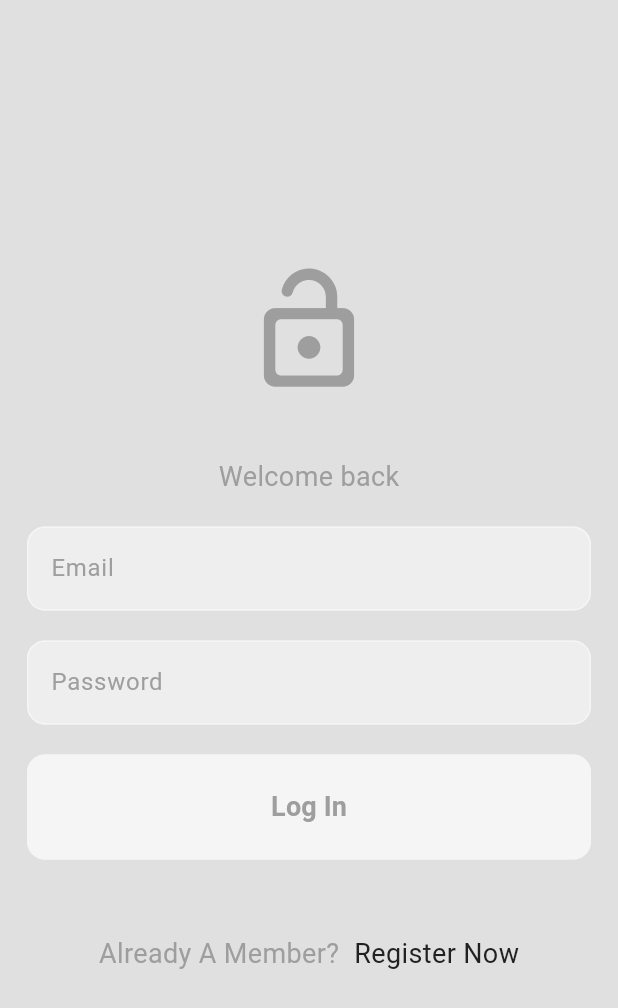
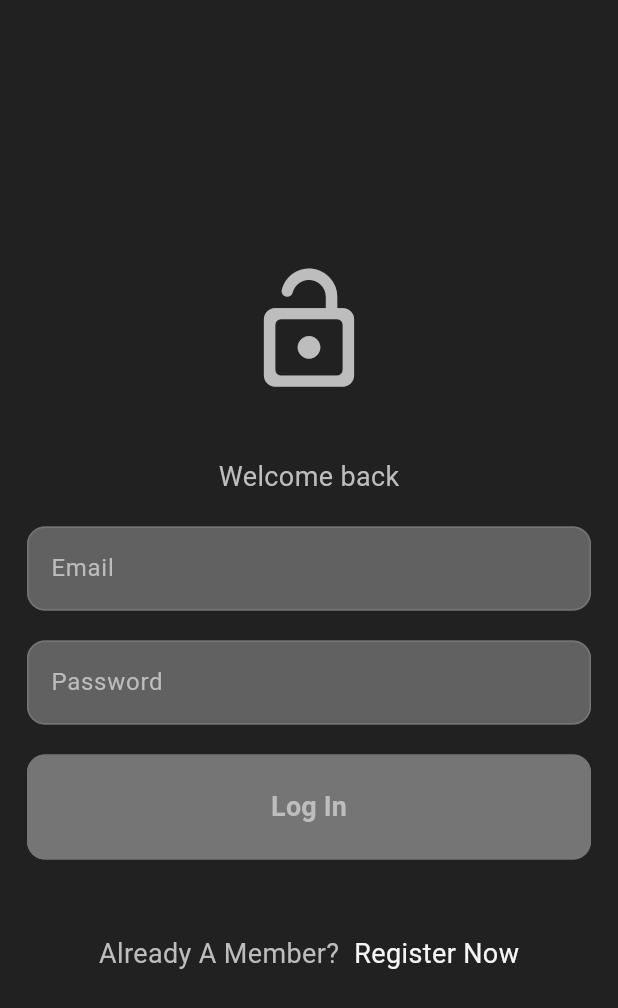
Before and after one commit to Cube-lab-ai/social_media, a Flutter app: the screen it shows after launch, on a phone screen of 412 x 824 dp. Shown: the top 1008 px of the screen. Run offline on Flutter 3.47's test engine with Material 3 defaults, Android fonts, the light colour scheme and no system bars; our stand-ins replace cached_network_image, cloud_firestore, file_picker, firebase_auth, firebase_core, firebase_storage and 2 more; accounts and stored records are empty.

Commit message:
settings page completed

```diff
--- a/lib/app.dart
+++ b/lib/app.dart
@@ -10,7 +10,11 @@ import 'package:social_media_firebase/features/posts/presentation/cubits/post_cu
 import 'package:social_media_firebase/features/posts/presentation/pages/post_page.dart';
 import 'package:social_media_firebase/features/profile/data/firebase_profile_repository.dart';
 import 'package:social_media_firebase/features/profile/presentation/cubits/profile_cubits.dart';
+import 'package:social_media_firebase/features/search/data/firebase_search_repo.dart';
+import 'package:social_media_firebase/features/search/presentation/cubits/search_cubits.dart';
+import 'package:social_media_firebase/features/settings/theme_cubits.dart';
 import 'package:social_media_firebase/features/storage/firebase_storage_repo.dart';
+import 'package:social_media_firebase/themes/dark_mode.dart';
 import 'package:social_media_firebase/themes/light_mode.dart';
 
 class MyApp extends StatefulWidget {
@@ -32,6 +36,9 @@ class _MyAppState extends State<MyApp> {
 
   // post repo
   final postRepo = FirebasePostRepo();
+
+  // search repo
+  final searchRepo = FirebaseSearchRepo();
 
   @override
   Widget build(BuildContext context) {
@@ -55,13 +62,20 @@ class _MyAppState extends State<MyApp> {
               (context) =>
                   PostCubit(storageRepo: storageRepo, postRepo: postRepo),
         ),
+
+        BlocProvider(create: (context) => SearchCubits(searchRepo: searchRepo)),
+
+        BlocProvider(create: (context) => ThemeCubits()),
       ],
 
-      child: MaterialApp(
+      child: BlocBuilder<ThemeCubits, ThemeData>(
+        builder: (context, state) {
+          return MaterialApp(
             debugShowCheckedModeBanner: false,
-        theme: lightMode,
-        darkTheme: darkMode,
-        themeMode: ThemeMode.system,
+            theme: state,
+            // theme: lightMode,
+            // darkTheme: darkMode,
+            // themeMode: ThemeMode.system,
             home: Scaffold(
               body: BlocConsumer<AuthCubits, AuthStates>(
                 builder: (context, state) {
@@ -80,7 +94,9 @@ class _MyAppState extends State<MyApp> {
                     ).showSnackBar(SnackBar(content: Text('Login Success')));
                   } else if (state is AuthErrorState) {
                     ScaffoldMessenger.of(context).showSnackBar(
-                  SnackBar(content: Text('Login Failed ${state.errorMessage}')),
+                      SnackBar(
+                        content: Text('Login Failed ${state.errorMessage}'),
+                      ),
                     );
                   } else if (state is UnAuthenticatedState) {
                     (state.message != null)
@@ -92,6 +108,8 @@ class _MyAppState extends State<MyApp> {
                 },
               ),
             ),
+          );
+        },
       ),
     );
   }
--- /dev/null
+++ b/lib/features/search/domain/repository/search_repo.dart
@@ -0,0 +1,5 @@
+import 'package:social_media_firebase/features/profile/domain/entites/profile_user.dart';
+
+abstract class SearchRepo {
+  Future<List<ProfileUser?>> searchProfileByUser(String query);
+}
--- /dev/null
+++ b/lib/features/search/presentation/cubits/search_state.dart
@@ -0,0 +1,17 @@
+import 'package:social_media_firebase/features/profile/domain/entites/profile_user.dart';
+
+class SearchState {}
+
+class SearchInitialState extends SearchState {}
+
+class SearchLoadingState extends SearchState {}
+
+class SearchLoadedState extends SearchState {
+  List<ProfileUser?> user;
+  SearchLoadedState({required this.user});
+}
+
+class SearchErrorState extends SearchState {
+  String message;
+  SearchErrorState({required this.message});
+}
--- /dev/null
+++ b/lib/features/settings/theme_cubits.dart
@@ -0,0 +1,19 @@
+import 'package:flutter/material.dart';
+import 'package:flutter_bloc/flutter_bloc.dart';
+import 'package:social_media_firebase/themes/dark_mode.dart';
+import 'package:social_media_firebase/themes/light_mode.dart';
+
+class ThemeCubits extends Cubit<ThemeData> {
+  ThemeCubits() : super(darkMode);
+
+  bool _isLightMode = false;
+  bool get isLightMode => _isLightMode;
+  void toggleTheme() {
+    _isLightMode = !_isLightMode;
+    if (_isLightMode) {
+      emit(lightMode);
+    } else {
+      emit(darkMode);
+    }
+  }
+}
--- /dev/null
+++ b/lib/themes/dark_mode.dart
@@ -0,0 +1,13 @@
+import 'package:flutter/material.dart';
+
+ThemeData darkMode = ThemeData(
+  colorScheme: ColorScheme.dark(
+    surface: Colors.grey.shade800,
+    primary: Colors.grey.shade400,
+    secondary: Colors.grey.shade700,
+
+    tertiary: Colors.grey.shade600,
+    inversePrimary: Colors.grey.shade100,
+  ),
+  scaffoldBackgroundColor: Colors.grey.shade900,
+);
--- a/lib/themes/light_mode.dart
+++ b/lib/themes/light_mode.dart
@@ -11,15 +11,3 @@ ThemeData lightMode = ThemeData(
   ),
   scaffoldBackgroundColor: Colors.grey.shade300,
 );
-
-ThemeData darkMode = ThemeData(
-  colorScheme: ColorScheme.dark(
-    surface: Colors.grey.shade800,
-    primary: Colors.grey.shade400,
-    secondary: Colors.grey.shade700,
-
-    tertiary: Colors.grey.shade600,
-    inversePrimary: Colors.grey.shade100,
-  ),
-  scaffoldBackgroundColor: Colors.grey.shade900,
-);
```
Also changed, not shown: lib/features/posts/presentation/components/my_darawer.dart (+8 -2 lines), lib/features/search/data/firebase_search_repo.dart (added, +22 -0 lines), lib/features/search/presentation/cubits/search_cubits.dart (added, +23 -0 lines), lib/features/search/presentation/screens/search_page.dart (added, +98 -0 lines), lib/features/search/presentation/search_page.dart (deleted, +0 -44 lines), lib/features/settings/settings_page.dart (added, +37 -0 lines). Lines whose indentation alone changed are shown as unchanged.
